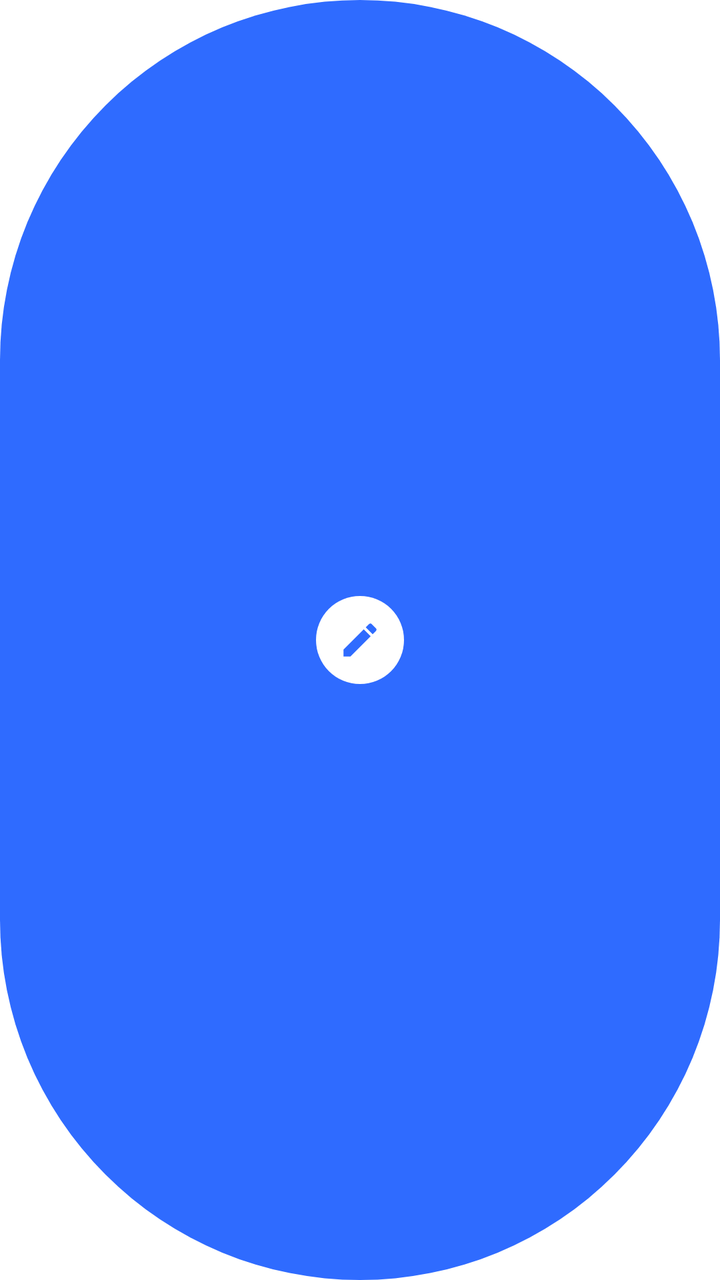
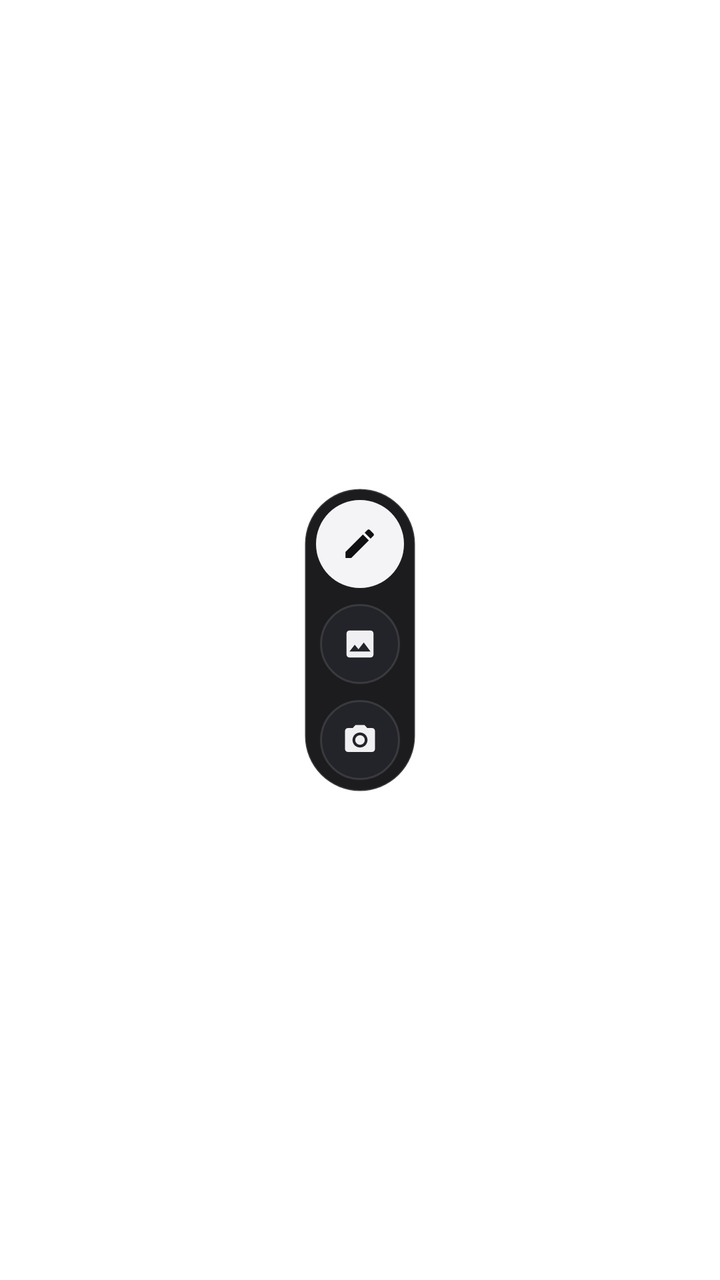

Compare the two renders of this Android layout. The source of the first and the diff that turns it into the second are given below.
<!-- AndroidManifest.xml: fallback theme Theme.MaterialComponents.DayNight.NoActionBar -->
<!-- res/layout/widget_quick_record_tall.xml -->
<?xml version="1.0" encoding="utf-8"?>
<LinearLayout xmlns:android="http://schemas.android.com/apk/res/android"
    android:id="@+id/widget_quick_record_root"
    android:layout_width="match_parent"
    android:layout_height="match_parent"
    android:background="@drawable/bg_widget_qr_pill"
    android:contentDescription="@string/widget_quick_record_action"
    android:gravity="center"
    android:orientation="vertical">

    <ImageButton
        android:id="@+id/qr_tall_primary"
        android:layout_width="44dp"
        android:layout_height="44dp"
        android:background="@drawable/bg_widget_qr_solid_circle"
        android:contentDescription="@string/widget_quick_record_action"
        android:padding="11dp"
        android:scaleType="centerInside"
        android:src="@drawable/ic_widget_pen_accent" />

    <ImageButton
        android:id="@+id/qr_tall_photo"
        android:layout_width="34dp"
        android:layout_height="34dp"
        android:layout_marginTop="12dp"
        android:background="@drawable/bg_widget_qr_scrim"
        android:contentDescription="选择相册图片"
        android:padding="8dp"
        android:scaleType="centerInside"
        android:src="@drawable/ic_widget_gallery_white"
        android:visibility="gone" />

    <ImageButton
        android:id="@+id/qr_tall_camera"
        android:layout_width="34dp"
        android:layout_height="34dp"
        android:layout_marginTop="8dp"
        android:background="@drawable/bg_widget_qr_scrim"
        android:contentDescription="启动相机拍照"
        android:padding="8dp"
        android:scaleType="centerInside"
        android:src="@drawable/ic_widget_camera_white"
        android:visibility="gone" />
</LinearLayout>
<!-- resources referenced by this layout -->
<resources>
  <!-- drawable bg_widget_qr_pill (drawable) -->
  <?xml version="1.0" encoding="utf-8"?>
  <shape xmlns:android="http://schemas.android.com/apk/res/android">
      <solid android:color="@color/widget_qr_accent" />
      <corners android:radius="999dp" />
  </shape>
  <!-- drawable bg_widget_qr_scrim (drawable) -->
  <?xml version="1.0" encoding="utf-8"?>
  <shape xmlns:android="http://schemas.android.com/apk/res/android"
      android:shape="oval">
      <solid android:color="@color/widget_qr_scrim" />
  </shape>
  <!-- drawable bg_widget_qr_solid_circle (drawable) -->
  <?xml version="1.0" encoding="utf-8"?>
  <shape xmlns:android="http://schemas.android.com/apk/res/android"
      android:shape="oval">
      <solid android:color="@color/widget_qr_on_accent" />
  </shape>
  <!-- drawable ic_widget_camera_white (drawable) -->
  <?xml version="1.0" encoding="utf-8"?>
  <vector xmlns:android="http://schemas.android.com/apk/res/android"
      android:width="24dp"
      android:height="24dp"
      android:viewportWidth="24"
      android:viewportHeight="24">
      <path
          android:fillColor="@color/widget_qr_on_accent"
          android:pathData="M12,12m-3.2,0a3.2,3.2 0,1 1,6.4 0a3.2,3.2 0,1 1,-6.4 0 M9,2L7.17,4H4c-1.1,0 -2,0.9 -2,2v12c0,1.1 0.9,2 2,2h16c1.1,0 2,-0.9 2,-2V6c0,-1.1 -0.9,-2 -2,-2h-3.17L15,2H9zM12,17c-2.76,0 -5,-2.24 -5,-5s2.24,-5 5,-5 5,2.24 5,5 -2.24,5 -5,5z" />
  </vector>
  <!-- drawable ic_widget_gallery_white (drawable) -->
  <?xml version="1.0" encoding="utf-8"?>
  <vector xmlns:android="http://schemas.android.com/apk/res/android"
      android:width="24dp"
      android:height="24dp"
      android:viewportWidth="24"
      android:viewportHeight="24">
      <path
          android:fillColor="@color/widget_qr_on_accent"
          android:pathData="M19,3H5c-1.1,0 -2,0.9 -2,2v14c0,1.1 0.9,2 2,2h14c1.1,0 2,-0.9 2,-2V5c0,-1.1 -0.9,-2 -2,-2zM8.5,12.5l2.5,3.01L14.5,11l4.5,6H5l3.5,-4.5z" />
  </vector>
  <!-- drawable ic_widget_pen_accent (drawable) -->
  <?xml version="1.0" encoding="utf-8"?>
  <vector xmlns:android="http://schemas.android.com/apk/res/android"
      android:width="24dp"
      android:height="24dp"
      android:viewportWidth="24"
      android:viewportHeight="24">
      <path
          android:fillColor="@color/widget_qr_accent"
          android:pathData="M3,17.25V21h3.75L17.81,9.94l-3.75,-3.75L3,17.25zM20.71,7.04c0.39,-0.39 0.39,-1.02 0,-1.41l-2.34,-2.34c-0.39,-0.39 -1.02,-0.39 -1.41,0l-1.83,1.83 3.75,3.75 1.83,-1.83z" />
  </vector>
  <string name="widget_quick_record_action">快速记录，点击打开输入框</string>
  <color name="widget_qr_accent">#2F6BFF</color>
  <color name="widget_qr_scrim">#26FFFFFF</color>
  <color name="widget_qr_on_accent">#FFFFFFFF</color>
</resources>

<!-- the commit's change to res/layout/widget_quick_record_tall.xml (unified diff, before → after) -->
@@ -1,44 +1,71 @@
 <?xml version="1.0" encoding="utf-8"?>
-<LinearLayout xmlns:android="http://schemas.android.com/apk/res/android"
+<FrameLayout xmlns:android="http://schemas.android.com/apk/res/android"
     android:id="@+id/widget_quick_record_root"
     android:layout_width="match_parent"
     android:layout_height="match_parent"
-    android:background="@drawable/bg_widget_qr_pill"
-    android:contentDescription="@string/widget_quick_record_action"
-    android:gravity="center"
-    android:orientation="vertical">
+    android:background="@android:color/transparent"
+    android:contentDescription="@string/widget_quick_record_action">
 
-    <ImageButton
-        android:id="@+id/qr_tall_primary"
-        android:layout_width="44dp"
-        android:layout_height="44dp"
-        android:background="@drawable/bg_widget_qr_solid_circle"
-        android:contentDescription="@string/widget_quick_record_action"
-        android:padding="11dp"
-        android:scaleType="centerInside"
-        android:src="@drawable/ic_widget_pen_accent" />
+    <LinearLayout
+        android:layout_width="56dp"
+        android:layout_height="wrap_content"
+        android:layout_gravity="center"
+        android:background="@drawable/bg_widget_qr_pill"
+        android:gravity="center_horizontal"
+        android:orientation="vertical"
+        android:paddingStart="6dp"
+        android:paddingTop="6dp"
+        android:paddingEnd="6dp"
+        android:paddingBottom="6dp">
 
-    <ImageButton
-        android:id="@+id/qr_tall_photo"
-        android:layout_width="34dp"
-        android:layout_height="34dp"
-        android:layout_marginTop="12dp"
-        android:background="@drawable/bg_widget_qr_scrim"
-        android:contentDescription="选择相册图片"
-        android:padding="8dp"
-        android:scaleType="centerInside"
-        android:src="@drawable/ic_widget_gallery_white"
-        android:visibility="gone" />
+        <FrameLayout
+            android:id="@+id/qr_tall_primary"
+            android:layout_width="44dp"
+            android:layout_height="44dp"
+            android:background="@drawable/bg_widget_qr_solid_circle"
+            android:contentDescription="@string/widget_quick_record_action">
 
-    <ImageButton
-        android:id="@+id/qr_tall_camera"
-        android:layout_width="34dp"
-        android:layout_height="34dp"
-        android:layout_marginTop="8dp"
-        android:background="@drawable/bg_widget_qr_scrim"
-        android:contentDescription="启动相机拍照"
-        android:padding="8dp"
-        android:scaleType="centerInside"
-        android:src="@drawable/ic_widget_camera_white"
-        android:visibility="gone" />
-</LinearLayout>
+            <ImageView
+                android:layout_width="19dp"
+                android:layout_height="19dp"
+                android:layout_gravity="center"
+                android:importantForAccessibility="no"
+                android:scaleType="centerInside"
+                android:src="@drawable/ic_widget_pen_accent" />
+        </FrameLayout>
+
+        <FrameLayout
+            android:id="@+id/qr_tall_photo"
+            android:layout_width="40dp"
+            android:layout_height="40dp"
+            android:layout_marginTop="8dp"
+            android:background="@drawable/bg_widget_qr_secondary_circle"
+            android:contentDescription="选择相册图片">
+
+            <ImageView
+                android:layout_width="18dp"
+                android:layout_height="18dp"
+                android:layout_gravity="center"
+                android:importantForAccessibility="no"
+                android:scaleType="centerInside"
+                android:src="@drawable/ic_widget_gallery_white" />
+        </FrameLayout>
+
+        <FrameLayout
+            android:id="@+id/qr_tall_camera"
+            android:layout_width="40dp"
+            android:layout_height="40dp"
+            android:layout_marginTop="8dp"
+            android:background="@drawable/bg_widget_qr_secondary_circle"
+            android:contentDescription="启动相机拍照">
+
+            <ImageView
+                android:layout_width="18dp"
+                android:layout_height="18dp"
+                android:layout_gravity="center"
+                android:importantForAccessibility="no"
+                android:scaleType="centerInside"
+                android:src="@drawable/ic_widget_camera_white" />
+        </FrameLayout>
+    </LinearLayout>
+</FrameLayout>
<!-- resource entries referenced after the edit -->
@@ -3,20 +3,26 @@
   <!-- drawable bg_widget_qr_pill (drawable) -->
   <?xml version="1.0" encoding="utf-8"?>
   <shape xmlns:android="http://schemas.android.com/apk/res/android">
-      <solid android:color="@color/widget_qr_accent" />
+      <solid android:color="@color/widget_qr_surface" />
       <corners android:radius="999dp" />
+      <stroke
+          android:width="1dp"
+          android:color="@color/widget_qr_border" />
   </shape>
-  <!-- drawable bg_widget_qr_scrim (drawable) -->
+  <!-- drawable bg_widget_qr_secondary_circle (drawable) -->
   <?xml version="1.0" encoding="utf-8"?>
   <shape xmlns:android="http://schemas.android.com/apk/res/android"
       android:shape="oval">
-      <solid android:color="@color/widget_qr_scrim" />
+      <solid android:color="@color/widget_qr_tile_bg" />
+      <stroke
+          android:width="1dp"
+          android:color="@color/widget_qr_tile_border" />
   </shape>
   <!-- drawable bg_widget_qr_solid_circle (drawable) -->
   <?xml version="1.0" encoding="utf-8"?>
   <shape xmlns:android="http://schemas.android.com/apk/res/android"
       android:shape="oval">
-      <solid android:color="@color/widget_qr_on_accent" />
+      <solid android:color="@color/widget_qr_on_surface" />
   </shape>
   <!-- drawable ic_widget_camera_white (drawable) -->
   <?xml version="1.0" encoding="utf-8"?>
@@ -26,7 +32,7 @@
       android:viewportWidth="24"
       android:viewportHeight="24">
       <path
-          android:fillColor="@color/widget_qr_on_accent"
+          android:fillColor="@color/widget_qr_icon"
           android:pathData="M12,12m-3.2,0a3.2,3.2 0,1 1,6.4 0a3.2,3.2 0,1 1,-6.4 0 M9,2L7.17,4H4c-1.1,0 -2,0.9 -2,2v12c0,1.1 0.9,2 2,2h16c1.1,0 2,-0.9 2,-2V6c0,-1.1 -0.9,-2 -2,-2h-3.17L15,2H9zM12,17c-2.76,0 -5,-2.24 -5,-5s2.24,-5 5,-5 5,2.24 5,5 -2.24,5 -5,5z" />
   </vector>
   <!-- drawable ic_widget_gallery_white (drawable) -->
@@ -37,7 +43,7 @@
       android:viewportWidth="24"
       android:viewportHeight="24">
       <path
-          android:fillColor="@color/widget_qr_on_accent"
+          android:fillColor="@color/widget_qr_icon"
           android:pathData="M19,3H5c-1.1,0 -2,0.9 -2,2v14c0,1.1 0.9,2 2,2h14c1.1,0 2,-0.9 2,-2V5c0,-1.1 -0.9,-2 -2,-2zM8.5,12.5l2.5,3.01L14.5,11l4.5,6H5l3.5,-4.5z" />
   </vector>
   <!-- drawable ic_widget_pen_accent (drawable) -->
@@ -48,12 +54,16 @@
       android:viewportWidth="24"
       android:viewportHeight="24">
       <path
-          android:fillColor="@color/widget_qr_accent"
+          android:fillColor="@color/widget_qr_on_primary"
           android:pathData="M3,17.25V21h3.75L17.81,9.94l-3.75,-3.75L3,17.25zM20.71,7.04c0.39,-0.39 0.39,-1.02 0,-1.41l-2.34,-2.34c-0.39,-0.39 -1.02,-0.39 -1.41,0l-1.83,1.83 3.75,3.75 1.83,-1.83z" />
   </vector>
   <string name="widget_quick_record_action">快速记录，点击打开输入框</string>
-  <color name="widget_qr_accent">#2F6BFF</color>
-  <color name="widget_qr_scrim">#26FFFFFF</color>
-  <color name="widget_qr_on_accent">#FFFFFFFF</color>
+  <color name="widget_qr_surface">#F2101013</color>
+  <color name="widget_qr_border">#26FFFFFF</color>
+  <color name="widget_qr_tile_bg">#EB23252B</color>
+  <color name="widget_qr_tile_border">#1EFFFFFF</color>
+  <color name="widget_qr_on_surface">#F4F4F6</color>
+  <color name="widget_qr_icon">#F0F0F3</color>
+  <color name="widget_qr_on_primary">#111114</color>
 </resources>
 
